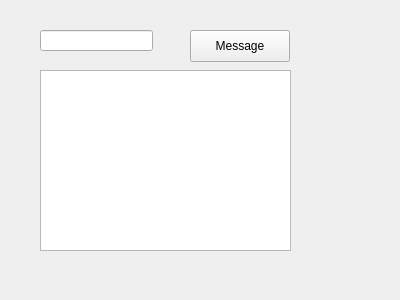
This is assets/ui/main.ui in joaonc/qt_playground as Qt 5 draws it before an edit. The edited form follows.
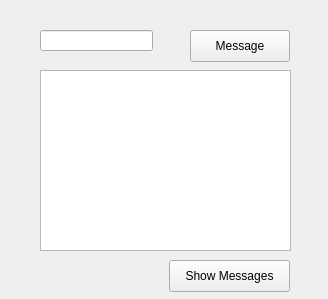
This is the edited form.

```diff
--- a/assets/ui/main.ui
+++ b/assets/ui/main.ui
@@ -6,8 +6,8 @@
    <rect>
     <x>0</x>
     <y>0</y>
-    <width>400</width>
-    <height>300</height>
+    <width>328</width>
+    <height>299</height>
    </rect>
   </property>
   <property name="windowTitle">
@@ -52,6 +52,25 @@
     </rect>
    </property>
   </widget>
+  <widget class="QPushButton" name="showMessagesPushButton">
+   <property name="geometry">
+    <rect>
+     <x>169</x>
+     <y>260</y>
+     <width>121</width>
+     <height>32</height>
+    </rect>
+   </property>
+   <property name="sizePolicy">
+    <sizepolicy hsizetype="Fixed" vsizetype="Fixed">
+     <horstretch>0</horstretch>
+     <verstretch>0</verstretch>
+    </sizepolicy>
+   </property>
+   <property name="text">
+    <string>Show Messages</string>
+   </property>
+  </widget>
  </widget>
  <resources/>
  <connections/>
```
